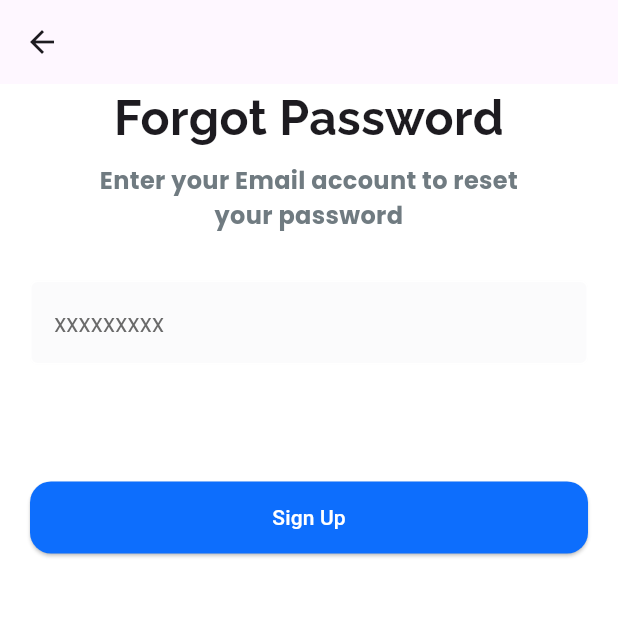
After one commit to baota104/sneakershop54, a Flutter app: the Recoveryscreen screen opened directly, on a phone screen of 412 x 824 dp, the top half of it. The commit adds this screen. Run offline on Flutter 3.47's test engine with Material 3 defaults, Android fonts, the phone set to English and light mode, and no system bars; our stand-ins replace bloc, equatable, firebase_auth, firebase_core, flutter_bloc, google_fonts and 2 more; accounts and stored records are empty; network calls fail.

Commit message:
recovery screen

```diff
--- a/lib/Presentation/Features/Login/LoginScreen.dart
+++ b/lib/Presentation/Features/Login/LoginScreen.dart
@@ -3,6 +3,7 @@ import 'package:flutter/material.dart';
 import 'package:flutter_bloc/flutter_bloc.dart';
 import 'package:google_fonts/google_fonts.dart';
 import 'package:provider/provider.dart';
+import 'package:sneaker_shop/Presentation/Features/Login/RecoveryScreen.dart';
 import 'package:sneaker_shop/Presentation/Features/Login/bloc/login_cubit.dart';
 import 'package:sneaker_shop/Presentation/Features/Register/RegisterScreen.dart';
 import 'package:sneaker_shop/domains/authentication_repository/authentication_repository.dart';
@@ -232,7 +233,10 @@ class _LoginscreenState extends State<Loginscreen> {
           ),
           GestureDetector(
             onTap: (){
-              print("hello");
+              Navigator.push(context,
+                  MaterialPageRoute(
+                      builder: (context) => Recoveryscreen())
+              );
             },
             child: Container(
               alignment: Alignment.centerRight,
--- /dev/null
+++ b/lib/Presentation/Features/Login/RecoveryScreen.dart
@@ -0,0 +1,134 @@
+
+
+import 'package:flutter/material.dart';
+import 'package:google_fonts/google_fonts.dart';
+
+class Recoveryscreen extends StatefulWidget {
+  const Recoveryscreen({super.key});
+
+  @override
+  State<Recoveryscreen> createState() => _RecoveryscreenState();
+}
+
+class _RecoveryscreenState extends State<Recoveryscreen> {
+  @override
+  Widget build(BuildContext context) {
+
+    return Scaffold(
+      appBar: AppBar(
+
+      ),
+      body: SafeArea(
+          child:Container(
+            color: Colors.white,
+            constraints: BoxConstraints.expand(),
+            child: Column(
+              mainAxisAlignment: MainAxisAlignment.start,
+              crossAxisAlignment: CrossAxisAlignment.center,
+              children: [
+                _buildtitleandcontent(),
+                _buildmailfield(),
+                _buildsignupbutton()
+              ],
+            ),
+          )
+      ),
+    );
+  }
+
+  Widget _buildtitleandcontent(){
+    return Container(
+      child: Column(
+        crossAxisAlignment: CrossAxisAlignment.center,
+        children: [
+          Container(
+            width: double.infinity,
+            height: 45,
+            child: Text("Forgot Password",
+              textAlign: TextAlign.center,
+              style: TextStyle(
+                fontSize: 32,
+                fontWeight: FontWeight.bold,
+                fontFamily:GoogleFonts.raleway().fontFamily,
+              ),
+            ),
+          ),
+          SizedBox(height: 8,),
+          Container(
+            width: 315,
+            height: 48,
+            child: Text("Enter your Email account to reset your password",
+              textAlign: TextAlign.center,
+              style: TextStyle(
+                color: Color(0xFF707B81),
+                fontSize: 16,
+                fontWeight: FontWeight.bold,
+                fontFamily:GoogleFonts.poppins().fontFamily,
+              ),
+            ),
+          )
+        ],
+      ),
+    );
+  }
+
+  Widget _buildmailfield(){
+    return Container(
+      margin: EdgeInsets.symmetric(vertical: 30,horizontal: 20),
+      height: 80,
+      child: TextFormField(
+            autofocus: false,
+            maxLines: 1,
+            // controller: _usermailController,
+            keyboardType: TextInputType.emailAddress,
+            textInputAction: TextInputAction.next,
+            style: TextStyle(color: Colors.black),
+            decoration: InputDecoration(
+              fillColor: Color(0xFFF7F7F9).withOpacity(0.5),
+              filled: true,
+              hintText: "xxxxxxxxx",
+              hintStyle: TextStyle(
+                  color: Color(0xFF6A6A6A),
+                  fontFamily: GoogleFonts.poppins().fontFamily
+              ),
+              labelStyle: TextStyle(color: Colors.blue),
+              border: OutlineInputBorder(
+                  borderRadius: BorderRadius.circular(5),
+                  borderSide: BorderSide(width: 1, color: Colors.white)
+              ),
+              focusedBorder: OutlineInputBorder(
+                  borderRadius: BorderRadius.circular(5),
+                  borderSide: BorderSide(width: 1, color: Colors.white)
+              ),
+              enabledBorder: OutlineInputBorder(
+                  borderRadius: BorderRadius.circular(5),
+                  borderSide: BorderSide(width: 1, color: Colors.white)
+              ),
+            ),
+          ),
+    );
+  }
+
+  Widget _buildsignupbutton() {
+    return Container(
+      height: 48,
+      margin: EdgeInsets.symmetric(horizontal: 20,vertical: 24),
+      width: double.infinity,
+      child: ElevatedButton(onPressed: () {
+        Navigator.pop(context);
+        _onhandlesendemail();
+      }, style: ElevatedButton.styleFrom(
+          backgroundColor: Color(0xFF0D6EFD),
+          shape: RoundedRectangleBorder(
+              borderRadius: BorderRadius.circular(14)
+          )
+      ), child: Text("Sign Up",
+        style: TextStyle(color: Colors.white,
+        ),
+      )),
+    );
+  }
+  void _onhandlesendemail(){
+
+  }
+}
```
